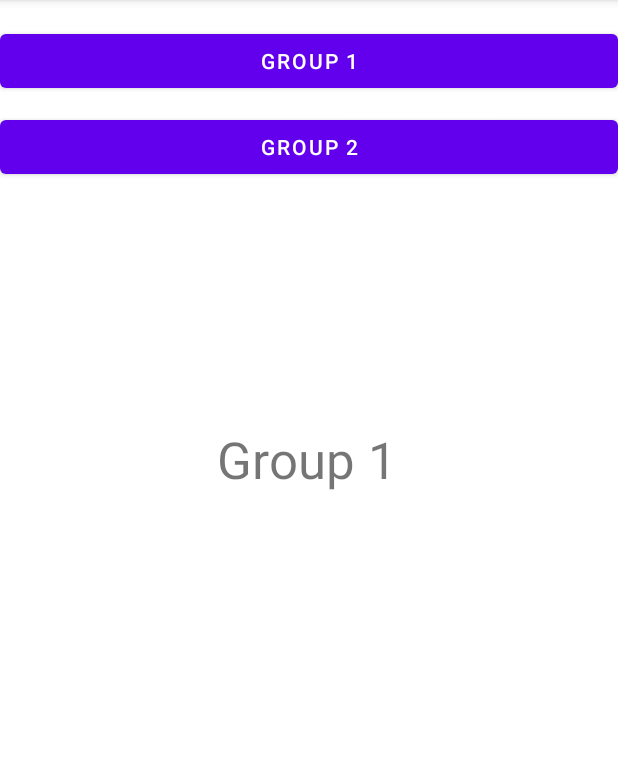
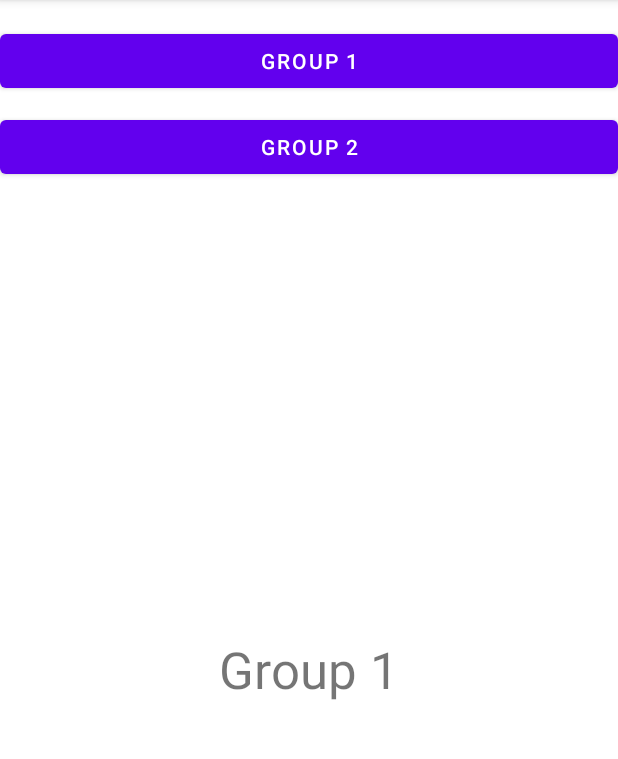
Before and after one commit to MAD11877/mad22-practical-4---recyclerview-realelongatedmusket, an Android app: the MessageGroup screen opened directly, with no data from a screen before it, after a tap on "GROUP 1", on a phone screen of 412 x 824 dp, the part 84-843 px from its top. Run offline under Robolectric (Android 15) with nearby library versions, the phone set to English and light mode, and no system bars.

Commit message:
Completed practical 4

```diff
--- a/app/src/main/res/layout/activity_message_group.xml
+++ b/app/src/main/res/layout/activity_message_group.xml
@@ -34,8 +34,13 @@
         android:id="@+id/frameLayout"
         android:layout_width="409dp"
         android:layout_height="611dp"
-        tools:layout_editor_absoluteX="1dp"
-        tools:layout_editor_absoluteY="119dp">
+        android:layout_marginStart="1dp"
+        android:layout_marginTop="1dp"
+        android:layout_marginEnd="1dp"
+        app:layout_constraintBottom_toBottomOf="parent"
+        app:layout_constraintEnd_toEndOf="parent"
+        app:layout_constraintStart_toStartOf="parent"
+        app:layout_constraintTop_toBottomOf="@+id/group2">
 
     </FrameLayout>
 </androidx.constraintlayout.widget.ConstraintLayout>
```
